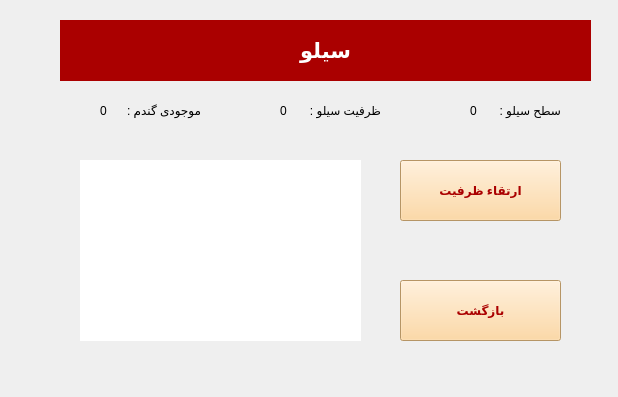
Before: the Qt Designer form Siloo.ui in Mahdi-Ghasemii/AP_Project, drawn with Qt 5.
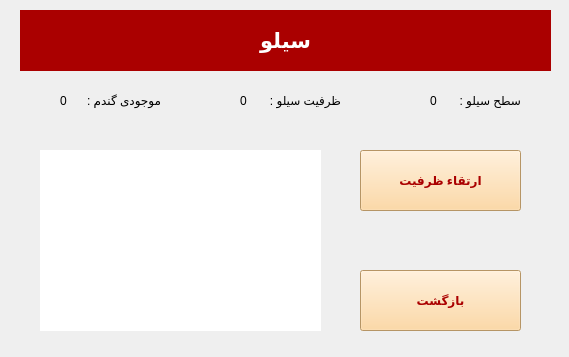
After: the same form once the commit is applied. Icons and pictures are not drawn.

The edit to the form file:
```diff
--- a/Siloo.ui
+++ b/Siloo.ui
@@ -6,8 +6,8 @@
    <rect>
     <x>0</x>
     <y>0</y>
-    <width>618</width>
-    <height>397</height>
+    <width>569</width>
+    <height>357</height>
    </rect>
   </property>
   <property name="windowTitle">
@@ -16,8 +16,8 @@
   <widget class="QLabel" name="label">
    <property name="geometry">
     <rect>
-     <x>60</x>
-     <y>20</y>
+     <x>20</x>
+     <y>10</y>
      <width>531</width>
      <height>61</height>
     </rect>
@@ -33,8 +33,8 @@
   <widget class="QLabel" name="label_14">
    <property name="geometry">
     <rect>
-     <x>100</x>
-     <y>100</y>
+     <x>60</x>
+     <y>90</y>
      <width>16</width>
      <height>21</height>
     </rect>
@@ -46,8 +46,8 @@
   <widget class="QLabel" name="label_4">
    <property name="geometry">
     <rect>
-     <x>80</x>
-     <y>160</y>
+     <x>40</x>
+     <y>150</y>
      <width>281</width>
      <height>181</height>
     </rect>
@@ -69,8 +69,8 @@
   <widget class="QLabel" name="label_19">
    <property name="geometry">
     <rect>
-     <x>480</x>
-     <y>100</y>
+     <x>440</x>
+     <y>90</y>
      <width>81</width>
      <height>21</height>
     </rect>
@@ -82,8 +82,8 @@
   <widget class="QPushButton" name="pushButton_2">
    <property name="geometry">
     <rect>
-     <x>400</x>
-     <y>280</y>
+     <x>360</x>
+     <y>270</y>
      <width>161</width>
      <height>61</height>
     </rect>
@@ -101,8 +101,8 @@
   <widget class="QLabel" name="label_20">
    <property name="geometry">
     <rect>
-     <x>280</x>
-     <y>100</y>
+     <x>240</x>
+     <y>90</y>
      <width>21</width>
      <height>21</height>
     </rect>
@@ -114,8 +114,8 @@
   <widget class="QLabel" name="label_5">
    <property name="geometry">
     <rect>
-     <x>120</x>
-     <y>100</y>
+     <x>80</x>
+     <y>90</y>
      <width>81</width>
      <height>20</height>
     </rect>
@@ -127,8 +127,8 @@
   <widget class="QPushButton" name="pushButton">
    <property name="geometry">
     <rect>
-     <x>400</x>
-     <y>160</y>
+     <x>360</x>
+     <y>150</y>
      <width>161</width>
      <height>61</height>
     </rect>
@@ -146,8 +146,8 @@
   <widget class="QLabel" name="label_21">
    <property name="geometry">
     <rect>
-     <x>300</x>
-     <y>100</y>
+     <x>260</x>
+     <y>90</y>
      <width>81</width>
      <height>21</height>
     </rect>
@@ -159,8 +159,8 @@
   <widget class="QLabel" name="label_18">
    <property name="geometry">
     <rect>
-     <x>470</x>
-     <y>100</y>
+     <x>430</x>
+     <y>90</y>
      <width>21</width>
      <height>21</height>
     </rect>
```
Left out of the diff: 10 changed lines with no effect on the pictures.
